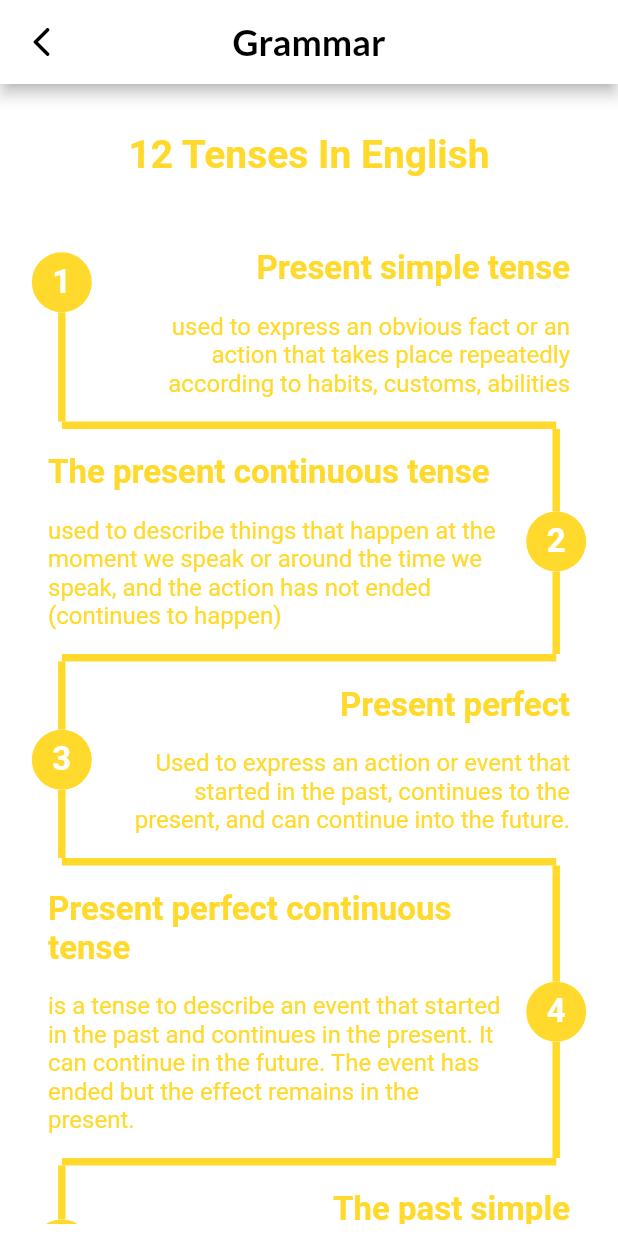
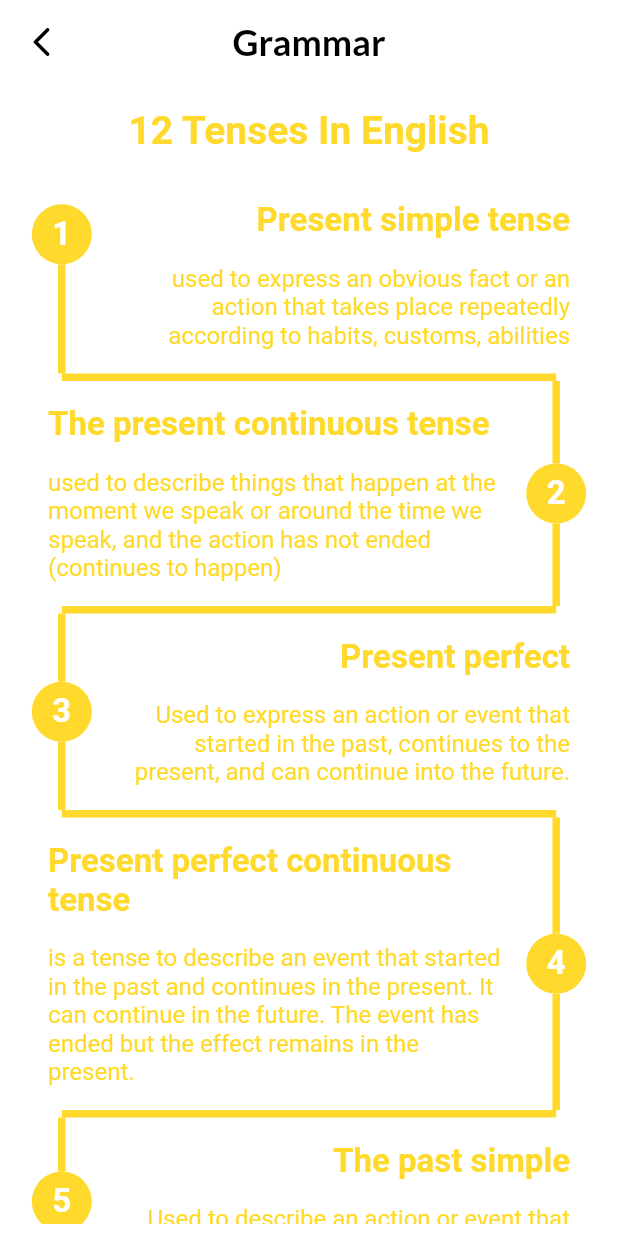
Before and after one commit to quanminh251102/Ezi2learn, a Flutter app: the screen it shows once a user with an empty profile is signed in, after a tap on "Grammar", on a phone screen of 412 x 824 dp. Run offline on Flutter 3.47's test engine with Material 2 defaults, Android fonts, the phone set to English and light mode, and no system bars; drawn by our look-alikes of timeline_tile; our stand-ins replace animated_splash_screen, audioplayers, avatar_glow, card_swiper, carousel_slider, circular_countdown_timer and 22 more; missing offline and left inert: audio_session, clipboard, countdown_progress_indicator, flutter_custom_cards, flutter_sound, flutter_sound_platform_interface and 3 more; accounts and stored records are empty; network calls fail; Roboto replaces fonts that are missing (Acme).

Commit message:
update app bar

```diff
--- a/lib/screens/grammar/screen/GrammarMain.dart
+++ b/lib/screens/grammar/screen/GrammarMain.dart
@@ -150,7 +150,7 @@ class _GrammarMainPageState extends State<GrammarMainPage> {
     final appBar = AppBar(
       centerTitle: true,
       backgroundColor: Colors.white,
-      //elevation: 0,
+      elevation: 0,
       title: const Text(
         'Grammar',
         style: TextStyle(
@@ -360,7 +360,7 @@ class _Header extends StatelessWidget {
   @override
   Widget build(BuildContext context) {
     return Container(
-      padding: const EdgeInsets.all(16),
+      padding: const EdgeInsets.fromLTRB(16, 0, 16, 0),
       margin: const EdgeInsets.all(16),
       decoration: BoxDecoration(
         color: Colors.white.withOpacity(0.5),
--- a/lib/screens/home/screen/home_page.dart
+++ b/lib/screens/home/screen/home_page.dart
@@ -104,21 +104,60 @@ class _HomePageState extends State<HomePage> {
     );
 
     AppBar appBar = AppBar(
-        toolbarHeight: MediaQuery.of(context).size.height / 12,
+        automaticallyImplyLeading: false,
+        toolbarHeight:
+            (index == 0) ? MediaQuery.of(context).size.height / 12 : 0,
         iconTheme: const IconThemeData(
           //size: 40, //change size on your need
           color: Colors.black, //change color on your need
         ),
-        centerTitle: true,
-        title: const Text(
-          'Home',
-          style: TextStyle(
-            color: Colors.black,
-            fontWeight: FontWeight.w700,
+        title: Visibility(
+          visible: (index == 0) ? true : false,
+          child: Row(
+            mainAxisAlignment: MainAxisAlignment.start,
+            crossAxisAlignment: CrossAxisAlignment.start,
+            children: <Widget>[
+              Column(
+                children: [
+                  Text(
+                    'Welcome Home,                       .',
+                    textAlign: TextAlign.left,
+                    style: TextStyle(color: Colors.black, fontSize: 15),
+                  ),
+                  Text(
+                    detailUserModels.isNotEmpty
+                        ? detailUserModels[0].gmail
+                        : "???",
+                    style: TextStyle(
+                      color: Colors.black,
+                      fontSize: 20,
+                      fontWeight: FontWeight.w700,
+                    ),
+                  ),
+                ],
+              ),
+              // SizedBox(
+              //   height: 30, // Your Height
+              //   width: 200, // Your width
+              //   child: Text(
+              //     'weewwwwwwwwww',
+              //     style: TextStyle(color: Colors.black),
+              //   ),
+              // ),
+              // Your widgets here
+            ],
           ),
         ),
-        backgroundColor: Colors.yellow.shade200,
-        elevation: 3,
+        // centerTitle: true,
+        // title: const Text(
+        //   'Home',
+        //   style: TextStyle(
+        //     color: Colors.black,
+        //     fontWeight: FontWeight.w700,
+        //   ),
+        // ),
+        backgroundColor: Colors.white,
+        elevation: 0,
         actions: [
           Padding(
             padding: const EdgeInsets.fromLTRB(0, 0, 20, 0),
@@ -178,7 +217,7 @@ class _HomePageState extends State<HomePage> {
 
     return Scaffold(
       //resizeToAvoidBottomInset: false,
-      drawer: const NavBar(),
+      //drawer: const NavBar(),
       appBar: appBar,
       backgroundColor: Colors.white,
       bottomNavigationBar: isKeyboardOpen ? null : bottomNavigationBar,
```
Also changed, not shown: lib/screens/home/screen/profile_page.dart (+26 -7 lines).
